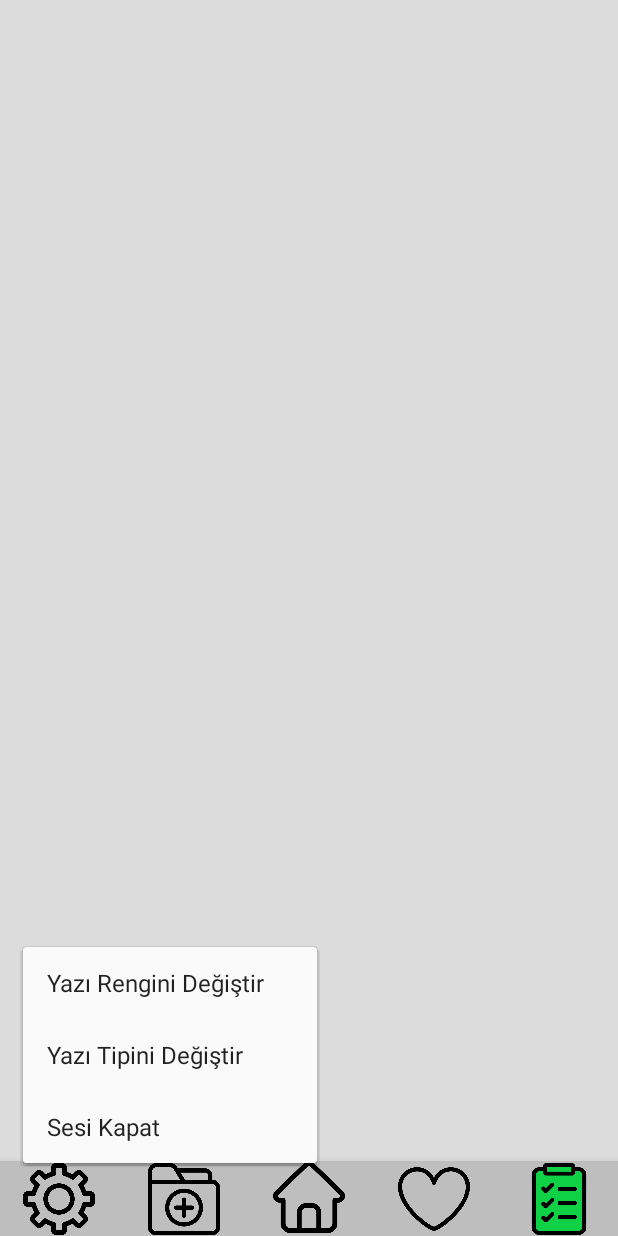
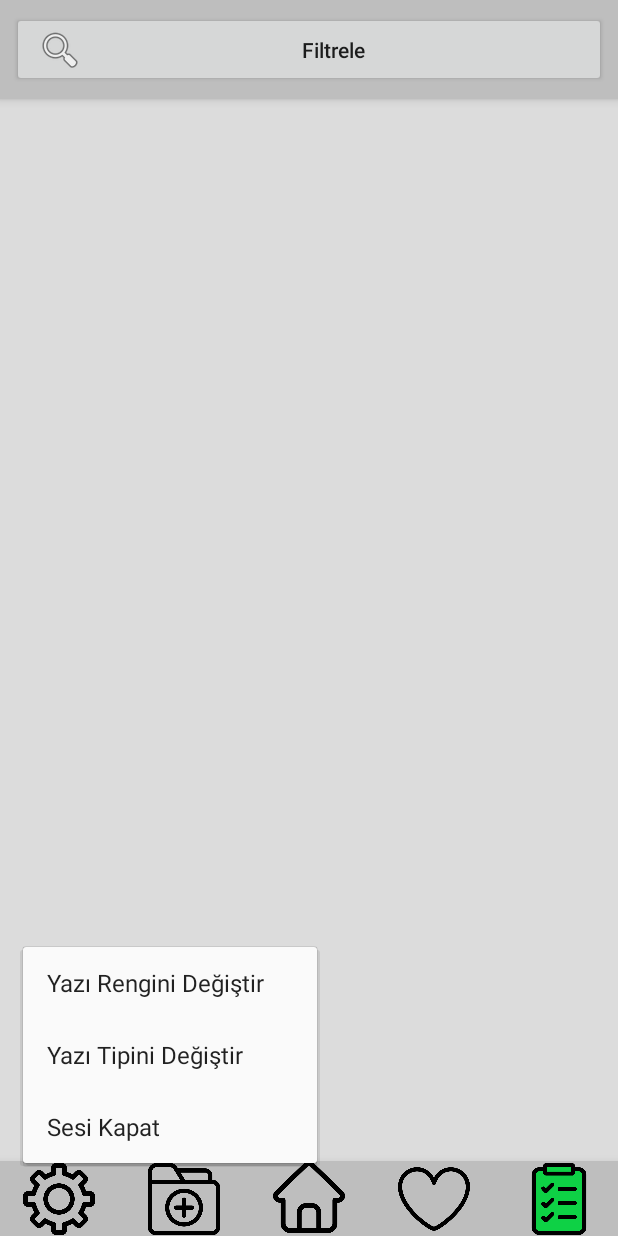
Before and after one commit to HasanDagasan/AniDefteriApp, an Android app: the fragment ListFragment placed in its activity, after a tap on an icon or button, on a phone screen of 412 x 824 dp. Run offline under Robolectric (Android 15) with nearby library versions, the phone set to English and light mode, and no system bars; our stand-ins replace AdMob; libraries missing offline, so code that uses them is left out: yuku.ambilwarna; Roboto replaces fonts that are not available here; 3 other taps on this screen came first.

Commit message:
Listeleme sayfasında filtreleme eklendi.

```diff
--- a/app/src/main/res/layout/fragment_list.xml
+++ b/app/src/main/res/layout/fragment_list.xml
@@ -6,13 +6,40 @@
     android:layout_height="match_parent"
     android:background="#dcdcdc">
 
-    <com.google.android.gms.ads.AdView
-        android:id="@+id/adViewFragment"
+    <LinearLayout
         android:layout_width="match_parent"
         android:layout_height="wrap_content"
-        android:layout_gravity="top"
-        ads:adSize="BANNER"
-        ads:adUnitId="ca-app-pub-3940256099942544/6300978111"/>
+        android:orientation="horizontal"
+        android:padding="8dp"
+        android:background="#bebebe"
+        android:elevation="4dp">
+
+        <Button
+            android:id="@+id/filterButton"
+            android:layout_width="0dp"
+            android:layout_height="50dp"
+            android:layout_weight="1"
+            android:text="Filtrele"
+            android:drawableLeft="@android:drawable/ic_menu_search"
+            android:paddingLeft="16dp"
+            android:paddingRight="16dp"
+            android:textAllCaps="false" />
+
+        <Button
+            android:id="@+id/deleteButton"
+            android:layout_width="0dp"
+            android:layout_height="48dp"
+            android:layout_weight="1"
+            android:layout_marginStart="8dp"
+            android:text="Sil"
+            android:drawableLeft="@android:drawable/ic_menu_delete"
+            android:drawablePadding="8dp"
+            android:paddingLeft="16dp"
+            android:paddingRight="16dp"
+            android:textAllCaps="false"
+            android:visibility="gone" />
+
+    </LinearLayout>
 
     <TextView
         android:id="@+id/textViewSozYok"
@@ -21,13 +48,13 @@
         android:visibility="invisible"
         android:text="LİSTELENECEK SÖZ BULUNAMADI."
         android:layout_marginStart="20dp"
-        android:layout_marginTop="70dp"/>
+        android:layout_marginTop="80dp"/>
 
     <ListView
         android:id="@+id/listView"
         android:layout_width="match_parent"
         android:layout_height="match_parent"
-        android:paddingTop="60dp"
+        android:paddingTop="80dp"
         android:paddingBottom="70dp"
         android:clipToPadding="false" />
 
```
Also changed, not shown: app/src/main/java/com/hasandagasan/anidefteri/ListFragment.java (+162 -81 lines), app/src/main/java/com/hasandagasan/anidefteri/MainActivity.java (+0 -8 lines), app/src/main/res/menu/multiple_selection.xml (+10 -0 lines).
